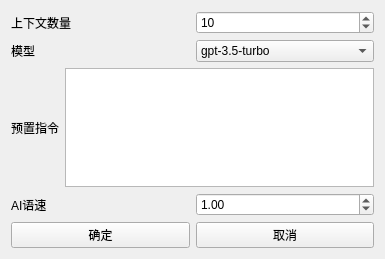
Old version of the form ui/design/gpt_setting.ui in the repository QureL/ChatGPTVoice.
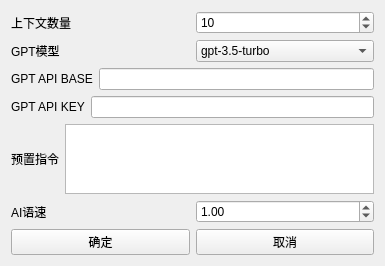
New version of the form.

Commit message: modify api base and key in gui

Patch:
```diff
--- a/ui/design/gpt_setting.ui
+++ b/ui/design/gpt_setting.ui
@@ -7,7 +7,7 @@
     <x>0</x>
     <y>0</y>
     <width>385</width>
-    <height>259</height>
+    <height>264</height>
    </rect>
   </property>
   <property name="windowTitle">
@@ -40,7 +40,7 @@
      <item>
       <widget class="QLabel" name="label_2">
        <property name="text">
-        <string>模型</string>
+        <string>GPT模型</string>
        </property>
       </widget>
      </item>
@@ -55,6 +55,34 @@
      </item>
     </layout>
    </item>
+   <item>
+    <layout class="QHBoxLayout" name="horizontalLayout_6">
+     <item>
+      <widget class="QLabel" name="label_5">
+       <property name="text">
+        <string>GPT API BASE</string>
+       </property>
+      </widget>
+     </item>
+     <item>
+      <widget class="QLineEdit" name="lineEdit_api_base"/>
+     </item>
+    </layout>
+   </item>
+   <item>
+    <layout class="QHBoxLayout" name="horizontalLayout_7">
+     <item>
+      <widget class="QLabel" name="label_6">
+       <property name="text">
+        <string>GPT API KEY</string>
+       </property>
+      </widget>
+     </item>
+     <item>
+      <widget class="QLineEdit" name="lineEdit_api_key"/>
+     </item>
+    </layout>
+   </item>
    <item>
     <layout class="QHBoxLayout" name="horizontalLayout_3">
      <item>
```
The commit also changes 3 other files.
